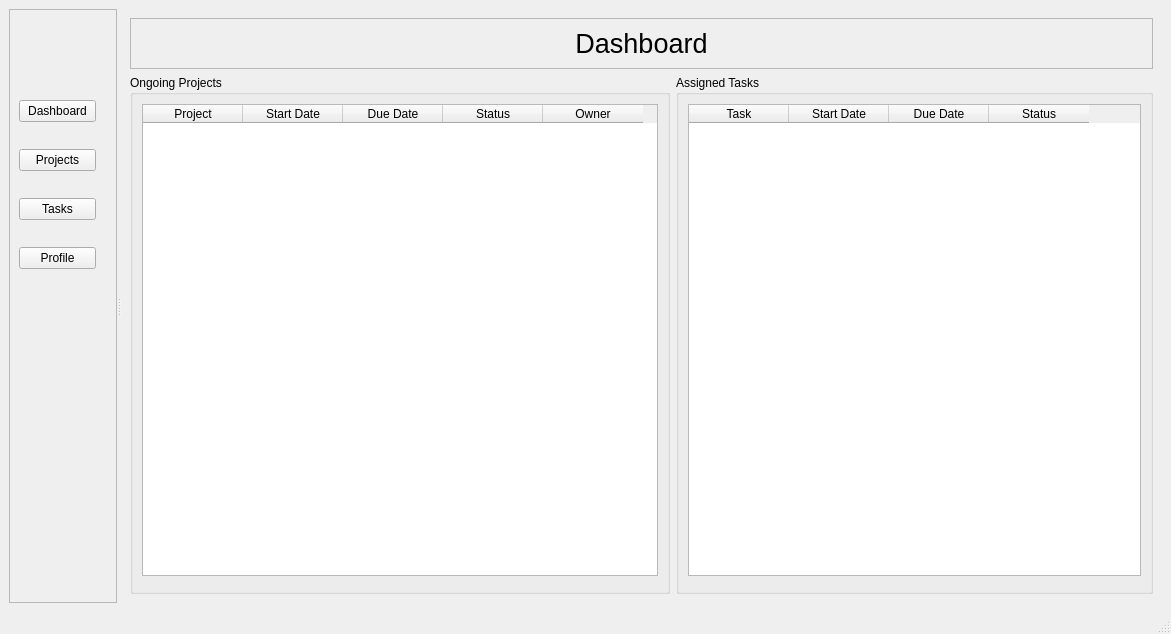
Above: ui/homeWindow.ui from yasar12123/Soft27101-PMS before the change. Below: the same form after it.
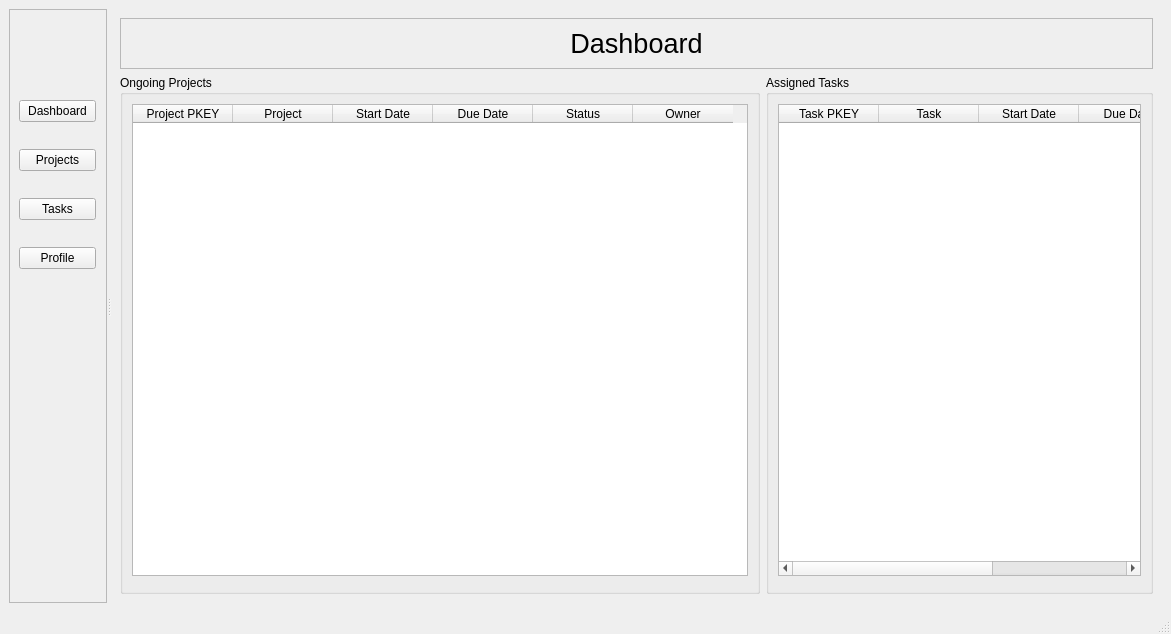
That is the form after the change.

Commit message: programmed delete and update project buttons

Patch:
```diff
--- a/ui/homeWindow.ui
+++ b/ui/homeWindow.ui
@@ -114,6 +114,11 @@
                 <property name="sizeAdjustPolicy">
                  <enum>QAbstractScrollArea::AdjustToContents</enum>
                 </property>
+                <column>
+                 <property name="text">
+                  <string>Project PKEY</string>
+                 </property>
+                </column>
                 <column>
                  <property name="text">
                   <string>Project</string>
@@ -168,6 +173,11 @@
              <layout class="QVBoxLayout" name="verticalLayout_3">
               <item>
                <widget class="QTableWidget" name="TasksOngoingTable">
+                <column>
+                 <property name="text">
+                  <string>Task PKEY</string>
+                 </property>
+                </column>
                 <column>
                  <property name="text">
                   <string>Task</string>
@@ -251,6 +261,11 @@
                   <property name="sizeAdjustPolicy">
                    <enum>QAbstractScrollArea::AdjustToContents</enum>
                   </property>
+                  <column>
+                   <property name="text">
+                    <string>Project PKEY</string>
+                   </property>
+                  </column>
                   <column>
                    <property name="text">
                     <string>Project</string>
```
The commit also changes 26 other files.
